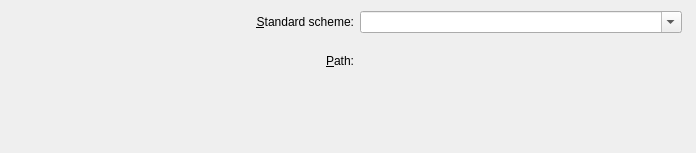
Above: kcontrol/keys/select_scheme_dialog.ui from mgottschlag/kwin-tiling before the change. Below: the same form after it.
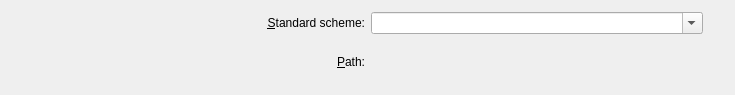
That is the form after the change. Custom widgets are drawn as their Qt base class.

Commit message: I removed the "Shortcut:" label. I think everyone agreed it took to much screen estate.

What changed in the file:
```diff
--- a/kcontrol/keys/select_scheme_dialog.ui
+++ b/kcontrol/keys/select_scheme_dialog.ui
@@ -2,20 +2,6 @@
  <author>Michael Jansen</author>
  <class>SelectSchemeDialog</class>
  <widget class="KDialog" name="SelectSchemeDialog" >
-  <property name="geometry" >
-   <rect>
-    <x>0</x>
-    <y>0</y>
-    <width>696</width>
-    <height>153</height>
-   </rect>
-  </property>
-  <property name="maximumSize" >
-   <size>
-    <width>16777215</width>
-    <height>153</height>
-   </size>
-  </property>
   <property name="windowTitle" >
    <string>Select Shortcut Scheme</string>
   </property>
@@ -25,16 +11,13 @@
   <widget class="QWidget" name="" >
    <property name="geometry" >
     <rect>
-     <x>31</x>
-     <y>11</y>
-     <width>651</width>
+     <x>32</x>
+     <y>12</y>
+     <width>671</width>
      <height>71</height>
     </rect>
    </property>
-   <layout class="QGridLayout" name="_2" >
-    <property name="spacing" >
-     <number>6</number>
-    </property>
+   <layout class="QGridLayout" name="gridLayout" >
     <item row="0" column="0" >
      <widget class="QLabel" name="label" >
       <property name="baseSize" >
```
Left out of the diff: 1 changed line with no effect on the pictures. The commit also changes 1 other file.
